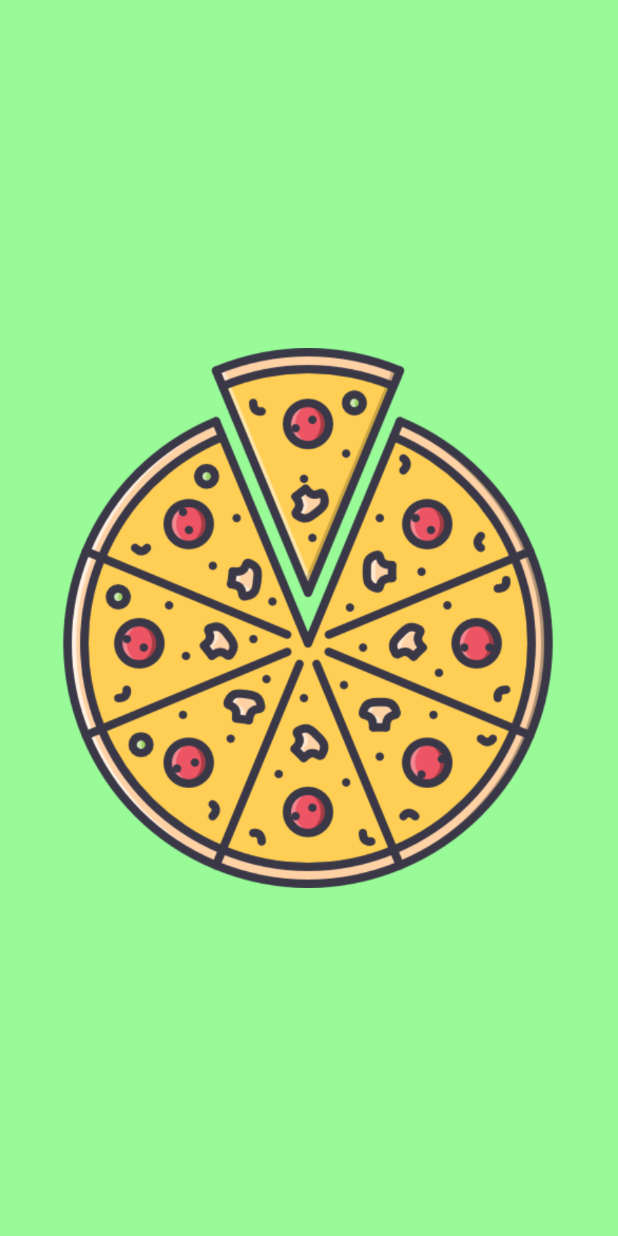
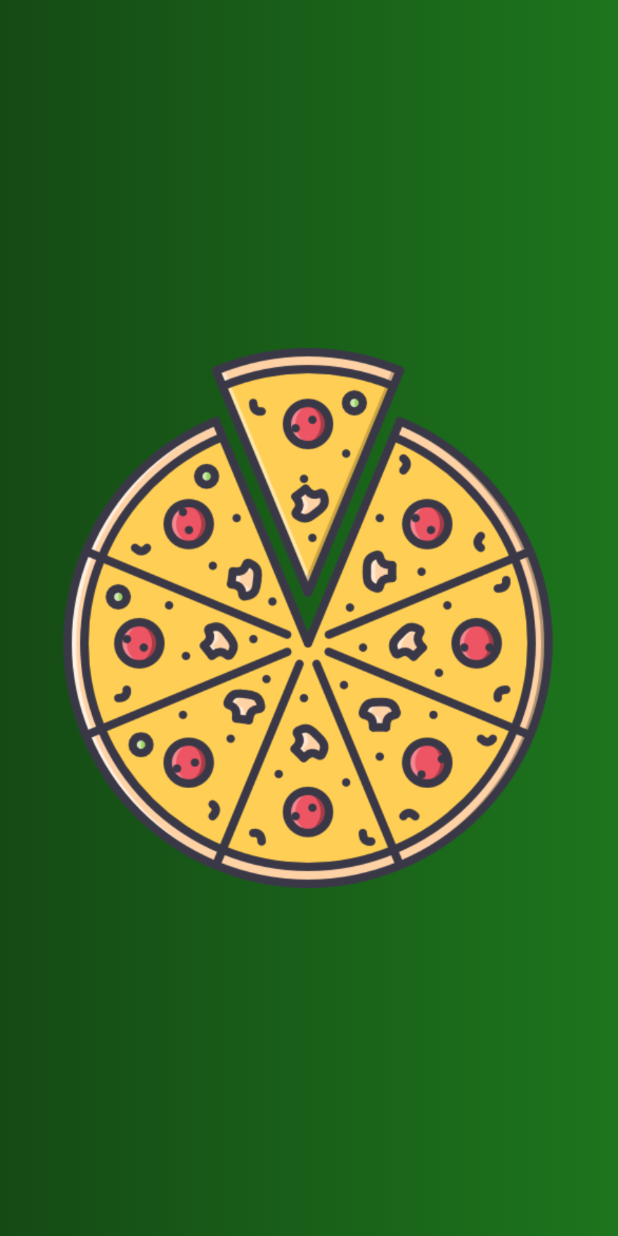
Before and after one commit to Frezer-EE/PizzaApp, an Android app: the layout activity_main.xml on its own in the app's theme, with its tools: preview values and no code run, on a phone screen of 412 x 824 dp. Run offline under Robolectric (Android 15) with nearby library versions, the phone set to English and light mode, and no system bars.

Commit message:
Add animation gradient on splash screen activity

```diff
--- /dev/null
+++ b/app/src/main/res/drawable/animation_grad.xml
@@ -0,0 +1,7 @@
+<?xml version="1.0" encoding="utf-8"?>
+<animation-list xmlns:android="http://schemas.android.com/apk/res/android">
+    <item android:drawable="@drawable/splash_screen_grad_1"
+        android:duration="4000"/>
+    <item android:drawable="@drawable/splash_screen_grad_2"
+        android:duration="4000"/>
+</animation-list>
--- /dev/null
+++ b/app/src/main/res/drawable/splash_screen_grad_1.xml
@@ -0,0 +1,7 @@
+<?xml version="1.0" encoding="utf-8"?>
+<shape xmlns:android="http://schemas.android.com/apk/res/android">
+    <gradient
+        android:startColor="@color/base_green"
+        android:endColor="@color/dark_green"
+        android:angle="180"/>
+</shape>
--- /dev/null
+++ b/app/src/main/res/drawable/splash_screen_grad_2.xml
@@ -0,0 +1,7 @@
+<?xml version="1.0" encoding="utf-8"?>
+<shape xmlns:android="http://schemas.android.com/apk/res/android">
+    <gradient
+        android:startColor="@color/light_green"
+        android:endColor="@color/grass_green"
+        android:angle="180"/>
+</shape>
--- a/app/src/main/res/layout/activity_main.xml
+++ b/app/src/main/res/layout/activity_main.xml
@@ -2,9 +2,10 @@
 <androidx.constraintlayout.widget.ConstraintLayout xmlns:android="http://schemas.android.com/apk/res/android"
     xmlns:app="http://schemas.android.com/apk/res-auto"
     xmlns:tools="http://schemas.android.com/tools"
+    android:id="@+id/splash_screen"
     android:layout_width="match_parent"
     android:layout_height="match_parent"
-    android:background="#98FB98"
+    android:background="@drawable/animation_grad"
     tools:context=".MainActivity">
 
     <ImageView
--- a/app/src/main/res/values/colors.xml
+++ b/app/src/main/res/values/colors.xml
@@ -7,4 +7,11 @@
     <color name="teal_700">#FF018786</color>
     <color name="black">#FF000000</color>
     <color name="white">#FFFFFFFF</color>
+
+    <color name="base_green">#1D751D</color>
+    <color name="dark_green">#154A15</color>
+    <color name="light_green">#98FB98</color>
+    <color name="grass_green">#26E626</color>
+    <color name="white_green">#B9DFB9</color>
+    <color name="blue_green">#329759</color>
 </resources>
```
Also changed, not shown: app/src/main/AndroidManifest.xml (+6 -4 lines), app/src/main/java/com/example/pizza/MainActivity.java (+11 -1 lines), app/src/main/res/drawable/splash_screen_grad_3.xml (added, +7 -0 lines), app/src/main/res/layout/activity_profile.xml (+32 -31 lines).
